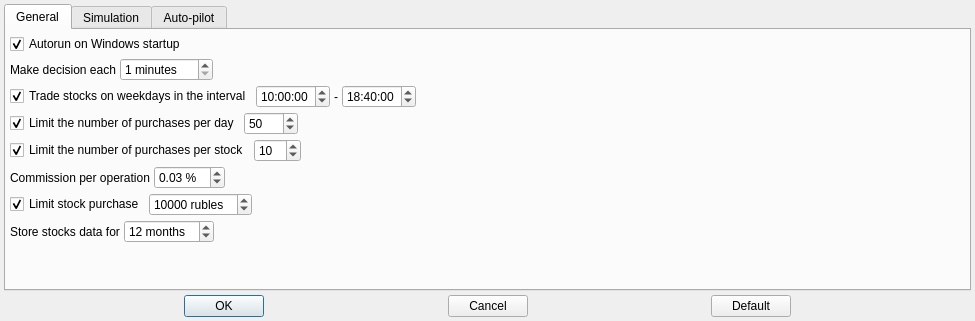
Above: app/src/dialogs/settingsdialog/settingsdialog.ui from Gris87/TInvestor before the change. Below: the same form after it.
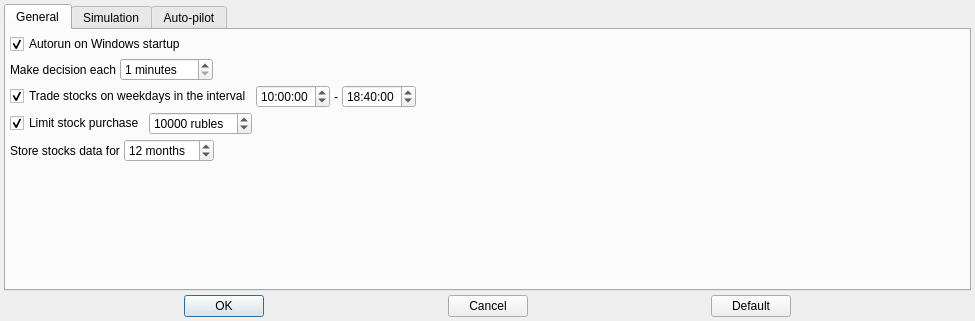
That is the form after the change.

Diff of the .ui file:
```diff
--- a/app/src/dialogs/settingsdialog/settingsdialog.ui
+++ b/app/src/dialogs/settingsdialog/settingsdialog.ui
@@ -163,132 +163,6 @@
          </item>
         </layout>
        </item>
-       <item>
-        <layout class="QHBoxLayout" name="horizontalLayout_4">
-         <property name="spacing">
-          <number>4</number>
-         </property>
-         <item>
-          <widget class="QCheckBox" name="limitPurchasesPerDayCheckBox">
-           <property name="text">
-            <string>Limit the number of purchases per day</string>
-           </property>
-           <property name="checked">
-            <bool>true</bool>
-           </property>
-          </widget>
-         </item>
-         <item>
-          <widget class="QSpinBox" name="amountOfPurchasesPerDaySpinBox">
-           <property name="minimum">
-            <number>1</number>
-           </property>
-           <property name="maximum">
-            <number>1000</number>
-           </property>
-           <property name="value">
-            <number>50</number>
-           </property>
-          </widget>
-         </item>
-         <item>
-          <spacer name="horizontalSpacer_7">
-           <property name="orientation">
-            <enum>Qt::Orientation::Horizontal</enum>
-           </property>
-           <property name="sizeHint" stdset="0">
-            <size>
-             <width>40</width>
-             <height>20</height>
-            </size>
-           </property>
-          </spacer>
-         </item>
-        </layout>
-       </item>
-       <item>
-        <layout class="QHBoxLayout" name="horizontalLayout_5">
-         <property name="spacing">
-          <number>4</number>
-         </property>
-         <item>
-          <widget class="QCheckBox" name="limitPurchasesPerStockCheckBox">
-           <property name="text">
-            <string>Limit the number of purchases per stock</string>
-           </property>
-           <property name="checked">
-            <bool>true</bool>
-           </property>
-          </widget>
-         </item>
-         <item>
-          <widget class="QSpinBox" name="amountOfPurchasesPerStockSpinBox">
-           <property name="minimum">
-            <number>1</number>
-           </property>
-           <property name="maximum">
-            <number>100</number>
-           </property>
-           <property name="value">
-            <number>10</number>
-           </property>
-          </widget>
-         </item>
-         <item>
-          <spacer name="horizontalSpacer_8">
-           <property name="orientation">
-            <enum>Qt::Orientation::Horizontal</enum>
-           </property>
-           <property name="sizeHint" stdset="0">
-            <size>
-             <width>40</width>
-             <height>20</height>
-            </size>
-           </property>
-          </spacer>
-         </item>
-        </layout>
-       </item>
-       <item>
-        <layout class="QHBoxLayout" name="horizontalLayout_6">
-         <property name="spacing">
-          <number>4</number>
-         </property>
-         <item>
-          <widget class="QLabel" name="label_4">
-           <property name="text">
-            <string>Commission per operation</string>
-           </property>
-          </widget>
-         </item>
-         <item>
-          <widget class="QDoubleSpinBox" name="commissionDoubleSpinBox">
-           <property name="suffix">
-            <string notr="true"> %</string>
-           </property>
-           <property name="singleStep">
-            <double>0.010000000000000</double>
-           </property>
-           <property name="value">
-            <double>0.030000000000000</double>
-           </property>
-          </widget>
-         </item>
-         <item>
-          <spacer name="horizontalSpacer_9">
-           <property name="orientation">
-            <enum>Qt::Orientation::Horizontal</enum>
-           </property>
-           <property name="sizeHint" stdset="0">
-            <size>
-             <width>40</width>
-             <height>20</height>
-            </size>
-           </property>
-          </spacer>
-         </item>
-        </layout>
-       </item>
        <item>
         <layout class="QHBoxLayout" name="horizontalLayout_7">
          <property name="spacing">
```
